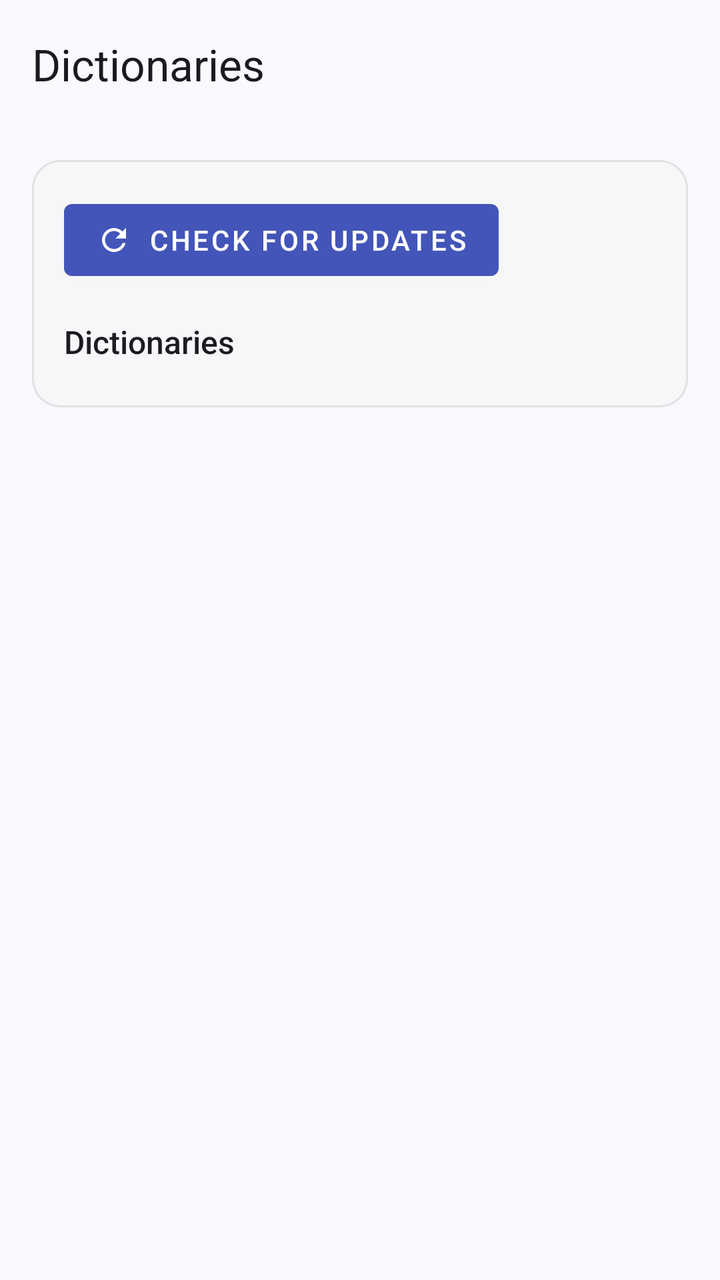
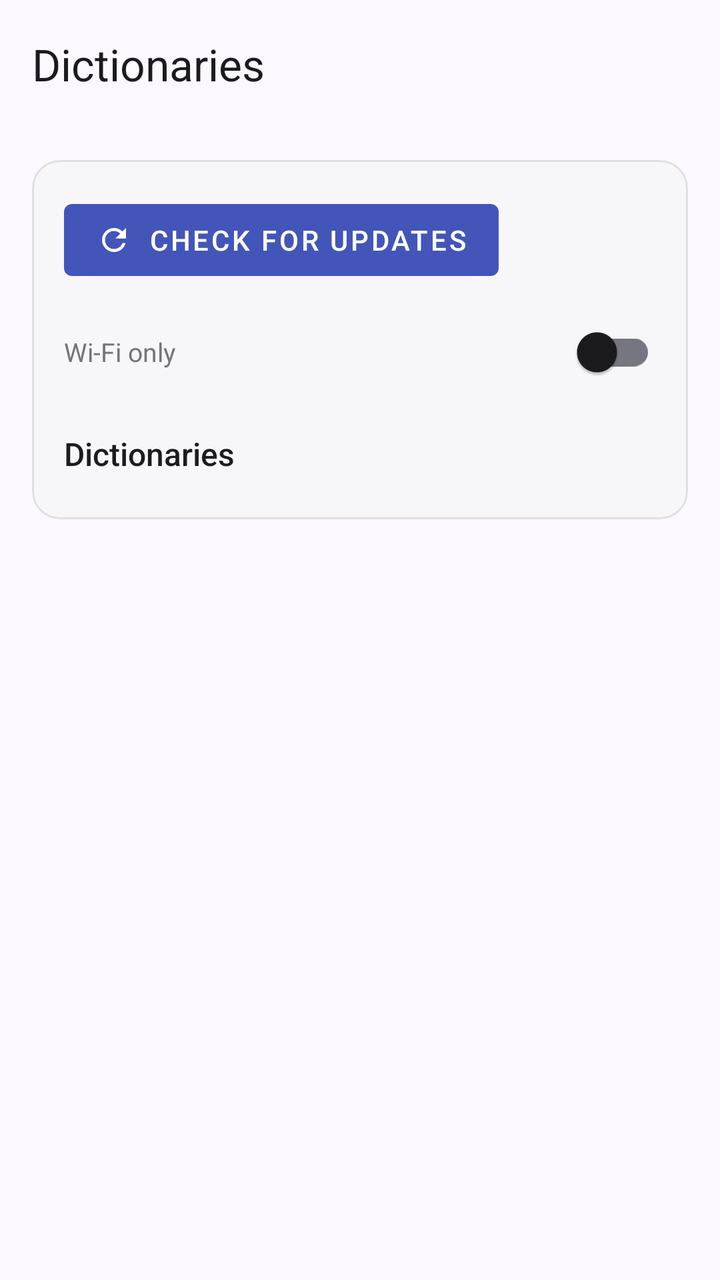

Screens rendered from an Android XML layout before and after an edit, with the pre-edit source and the edit as a unified diff.
<!-- AndroidManifest.xml: activity theme AppTheme -->
<!-- res/layout/activity_dictionaries_management.xml -->
<?xml version="1.0" encoding="utf-8"?>
<LinearLayout xmlns:android="http://schemas.android.com/apk/res/android"
    xmlns:app="http://schemas.android.com/apk/res-auto"
    android:orientation="vertical"
    android:layout_width="match_parent"
    android:layout_height="match_parent"
    android:background="?android:attr/colorBackground">

    <androidx.appcompat.widget.Toolbar
        android:id="@+id/activity_dictionaries_management_toolbar"
        android:layout_width="match_parent"
        android:layout_height="?attr/actionBarSize"
        android:background="?attr/colorSurface"
        android:elevation="2dp"
        android:theme="@style/DictionariesManagementToolbarTheme"
        app:title="Dictionaries" />

    <ScrollView
        android:layout_width="match_parent"
        android:layout_height="0dp"
        android:layout_weight="1"
        android:clipToPadding="false"
        android:paddingBottom="24dp">

        <LinearLayout
            android:layout_width="match_parent"
            android:layout_height="wrap_content"
            android:orientation="vertical">

            
            <com.google.android.material.card.MaterialCardView
                android:layout_width="match_parent"
                android:layout_height="wrap_content"
                android:layout_margin="16dp"
                app:cardBackgroundColor="@color/dict_card_bg"
                app:strokeColor="@color/dict_card_stroke"
                app:strokeWidth="1dp"
                app:cardCornerRadius="14dp"
                app:cardElevation="0dp">

                <LinearLayout
                    android:layout_width="match_parent"
                    android:layout_height="wrap_content"
                    android:orientation="vertical"
                    android:padding="16dp">

                    <LinearLayout
                        android:layout_width="match_parent"
                        android:layout_height="wrap_content"
                        android:orientation="horizontal"
                        android:gravity="center_vertical">

                        <com.google.android.material.button.MaterialButton
                            android:id="@+id/activity_dictionaries_management_check_updates"
                            style="@style/Widget.MaterialComponents.Button"
                            android:layout_width="wrap_content"
                            android:layout_height="wrap_content"
                            app:icon="@drawable/ic_refresh_24px"
                            app:iconGravity="textStart"
                            android:text="@string/check_for_updates" />

                        <ProgressBar
                            android:id="@+id/activity_dictionaries_management_check_updates_spinner"
                            android:layout_width="20dp"
                            android:layout_height="20dp"
                            android:layout_marginStart="14dp"
                            android:indeterminate="true"
                            android:visibility="gone" />

                        <TextView
                            android:id="@+id/activity_dictionaries_management_status"
                            android:layout_width="wrap_content"
                            android:layout_height="wrap_content"
                            android:layout_marginStart="14dp"
                            android:textSize="11sp"
                            android:textStyle="bold"
                            android:paddingStart="10dp"
                            android:paddingEnd="10dp"
                            android:paddingTop="4dp"
                            android:paddingBottom="4dp" />
                    </LinearLayout>

                    <com.google.android.material.button.MaterialButton
                        android:id="@+id/activity_dictionaries_management_restart_button"
                        style="@style/Widget.MaterialComponents.Button"
                        android:layout_width="match_parent"
                        android:layout_height="wrap_content"
                        android:layout_marginTop="12dp"
                        app:icon="@drawable/ic_refresh_24px"
                        app:iconGravity="textStart"
                        android:text="@string/dictionary_restart_now_button"
                        android:visibility="gone" />

                    <TextView
                        android:id="@+id/activity_dictionaries_management_warning"
                        android:layout_width="match_parent"
                        android:layout_height="wrap_content"
                        android:layout_marginTop="12dp"
                        android:background="@drawable/bg_status_pill_warning"
                        android:gravity="center"
                        android:padding="10dp"
                        android:text="@string/dictionary_pack_incompatible_warning"
                        android:textColor="@color/dict_status_warning"
                        android:textSize="13sp"
                        android:visibility="gone" />

                    <TextView
                        android:layout_width="match_parent"
                        android:layout_height="wrap_content"
                        android:layout_marginTop="16dp"
                        android:text="@string/dictionaries_header"
                        android:textAppearance="@style/TextAppearance.AppCompat.Title"
                        android:textSize="16sp" />

                    <LinearLayout
                        android:id="@+id/activity_dictionaries_management_container"
                        android:layout_width="match_parent"
                        android:layout_height="wrap_content"
                        android:layout_marginTop="6dp"
                        android:orientation="vertical" />
                </LinearLayout>
            </com.google.android.material.card.MaterialCardView>
        </LinearLayout>
    </ScrollView>
</LinearLayout>
<!-- resources referenced by this layout -->
<resources>
  <color name="dict_card_bg">#F7F7F9</color>
  <color name="dict_card_stroke">#E0E0E0</color>
  <color name="dict_status_warning">#E65100</color>
  <!-- drawable bg_status_pill_warning (drawable) -->
  <?xml version="1.0" encoding="utf-8"?>
  <shape xmlns:android="http://schemas.android.com/apk/res/android"
      android:shape="rectangle">
      <solid android:color="@color/dict_status_warning_bg" />
      <corners android:radius="20dp" />
  </shape>
  <!-- drawable ic_refresh_24px (drawable) -->
  <vector xmlns:android="http://schemas.android.com/apk/res/android"
      android:width="24dp"
      android:height="24dp"
      android:viewportWidth="24"
      android:viewportHeight="24">
    <path
        android:fillColor="#FF000000"
        android:pathData="M17.65,6.35C16.2,4.9 14.21,4 12,4c-4.42,0 -7.99,3.58 -7.99,8s3.57,8 7.99,8c3.73,0 6.84,-2.55 7.73,-6h-2.08c-0.82,2.33 -3.04,4 -5.65,4 -3.31,0 -6,-2.69 -6,-6s2.69,-6 6,-6c1.66,0 3.14,0.69 4.22,1.78L13,11h7V4l-2.35,2.35z"/>
  </vector>
  <string name="check_for_updates">Check for updates</string>
  <string name="dictionaries_header">Dictionaries</string>
  <string name="dictionary_pack_incompatible_warning">Some dictionary packs are outdated and incompatible with this app version. Tap Check for updates to fix them.</string>
  <string name="dictionary_restart_now_button">Restart now to finish updating</string>
  <style name="DictionariesManagementToolbarTheme" parent="">
          <item name="android:textColorPrimary">?attr/colorOnSurface</item>
          <item name="colorControlNormal">?attr/colorOnSurfaceVariant</item>
          <item name="colorPrimary">?attr/colorOnSurface</item>
      </style>
  <color name="dict_status_warning_bg">#FFF3E0</color>
  <color name="md_primary">#4355B9</color>
  <color name="md_on_primary">#FFFFFF</color>
  <color name="md_primary_container">#DEE0FF</color>
  <color name="md_on_primary_container">#000B61</color>
  <color name="md_secondary">#5B5D72</color>
  <color name="md_on_secondary">#FFFFFF</color>
  <color name="md_secondary_container">#E0E1F9</color>
  <color name="md_on_secondary_container">#181A2C</color>
  <color name="md_surface">#FBF8FF</color>
  <color name="md_on_surface">#1B1B1F</color>
  <color name="md_surface_variant">#E4E1EC</color>
  <color name="md_on_surface_variant">#46464F</color>
  <color name="md_outline">#767680</color>
  <color name="md_outline_variant">#C7C5D0</color>
  <color name="md_background">#FBF8FF</color>
  <color name="colorPrimaryDark">@color/md_surface</color>
  <color name="colorAccent">@color/md_primary</color>
  <style name="Widget.Sumatora.SearchView" parent="Widget.AppCompat.SearchView">
          <item name="queryBackground">@drawable/bg_search_field</item>
          <item name="submitBackground">@drawable/bg_search_field</item>
      </style>
  <!-- drawable bg_search_field (drawable) -->
  <?xml version="1.0" encoding="utf-8"?>
  <shape xmlns:android="http://schemas.android.com/apk/res/android"
      android:shape="rectangle">
      <solid android:color="?attr/colorSurfaceVariant" />
      <stroke
          android:width="1dp"
          android:color="?attr/colorOutlineVariant" />
      <corners android:radius="24dp" />
  </shape>
  <!-- unchanged entries left out for length: 1 -->
</resources>

<!-- the commit's change to res/layout/activity_dictionaries_management.xml (unified diff, before → after) -->
@@ -80,6 +80,27 @@
                             android:paddingBottom="4dp" />
                     </LinearLayout>
 
+                    <LinearLayout
+                        android:layout_width="match_parent"
+                        android:layout_height="wrap_content"
+                        android:layout_marginTop="8dp"
+                        android:orientation="horizontal"
+                        android:gravity="center_vertical">
+
+                        <TextView
+                            android:layout_width="0dp"
+                            android:layout_height="wrap_content"
+                            android:layout_weight="1"
+                            android:text="@string/wifi_only_downloads_label"
+                            android:textSize="13sp"
+                            android:textColor="@color/text_foreground_secondary" />
+
+                        <com.google.android.material.switchmaterial.SwitchMaterial
+                            android:id="@+id/activity_dictionaries_management_wifi_only_switch"
+                            android:layout_width="wrap_content"
+                            android:layout_height="wrap_content" />
+                    </LinearLayout>
+
                     <com.google.android.material.button.MaterialButton
                         android:id="@+id/activity_dictionaries_management_restart_button"
                         style="@style/Widget.MaterialComponents.Button"
<!-- resource entries referenced after the edit -->
@@ -3,6 +3,7 @@
   <color name="dict_card_bg">#F7F7F9</color>
   <color name="dict_card_stroke">#E0E0E0</color>
   <color name="dict_status_warning">#E65100</color>
+  <color name="text_foreground_secondary">#757575</color>
   <!-- drawable bg_status_pill_warning (drawable) -->
   <?xml version="1.0" encoding="utf-8"?>
   <shape xmlns:android="http://schemas.android.com/apk/res/android"
@@ -24,6 +25,7 @@
   <string name="dictionaries_header">Dictionaries</string>
   <string name="dictionary_pack_incompatible_warning">Some dictionary packs are outdated and incompatible with this app version. Tap Check for updates to fix them.</string>
   <string name="dictionary_restart_now_button">Restart now to finish updating</string>
+  <string name="wifi_only_downloads_label">Wi-Fi only</string>
   <style name="DictionariesManagementToolbarTheme" parent="">
           <item name="android:textColorPrimary">?attr/colorOnSurface</item>
           <item name="colorControlNormal">?attr/colorOnSurfaceVariant</item>
